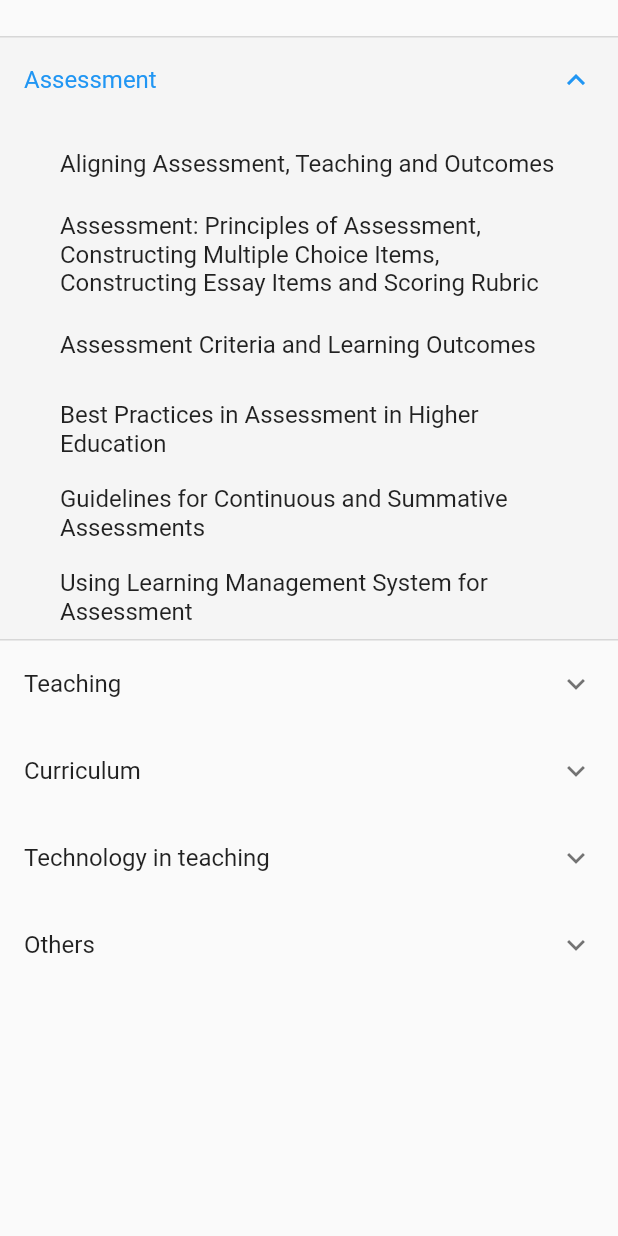
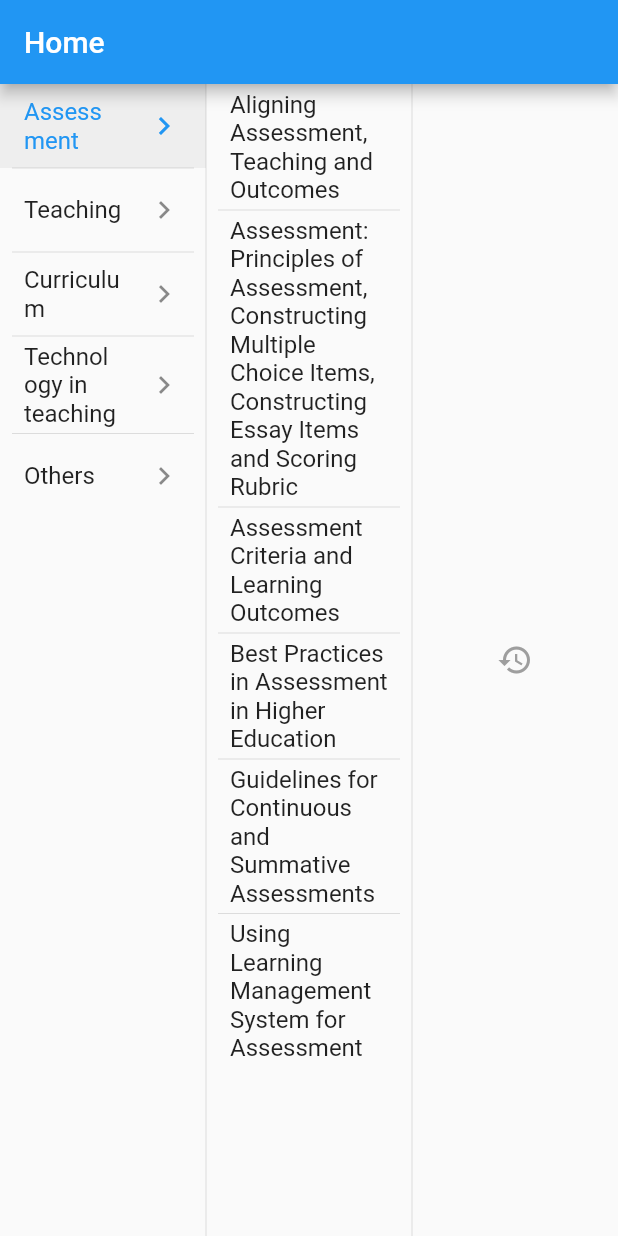
Before and after one commit to mickylarbi/desktop_layouts, a Flutter app: the screen it shows after launch, after a tap on "Assessment", on a phone screen of 412 x 824 dp. Run offline on Flutter 3.47's test engine with Material 2 defaults, Android fonts, the phone set to English and light mode, and no system bars.

Commit message:
feat: add expandable, pages and panes views

```diff
--- a/lib/main.dart
+++ b/lib/main.dart
@@ -1,49 +1,53 @@
 import 'package:flutter/material.dart';
-import 'package:new_app/items.dart';
+import 'package:new_app/views/expandable_view.dart';
+import 'package:new_app/views/pages_view.dart';
+import 'package:new_app/views/panes_view.dart';
 
 void main() {
   runApp(const MainApp());
 }
 
-class MainApp extends StatelessWidget {
+class MainApp extends StatefulWidget {
   const MainApp({super.key});
+
+  @override
+  State<MainApp> createState() => _MainAppState();
+}
+
+class _MainAppState extends State<MainApp> {
+  ValueNotifier<ViewMode> viewModeNotifier =
+      ValueNotifier<ViewMode>(ViewMode.panes);
 
   @override
   Widget build(BuildContext context) {
     return MaterialApp(
-      home: Scaffold(
-        body: ListView.builder(
-          padding: const EdgeInsets.symmetric(vertical: 24),
-          itemCount: items.length,
-          itemBuilder: (context, index) {
-            MapEntry<String, List> itemList = items.entries.toList()[index];
+      home: ValueListenableBuilder(
+        valueListenable: viewModeNotifier,
+        builder: (BuildContext context, dynamic value, Widget? child) {
+          if (value == ViewMode.expandable) {
+            return const ExpandableView();
+          }
 
-            return ExpansionTile(
-              backgroundColor: Colors.grey[100],
-              title: Text(itemList.key),
-              childrenPadding: const EdgeInsets.symmetric(horizontal: 24),
-              expandedCrossAxisAlignment: CrossAxisAlignment.start,
-              children: itemList.value
-                  .map(
-                    (e) => e is String
-                        ? ListTile(title: Text(e))
-                        : ExpansionTile(
-                            backgroundColor: Colors.grey[200],
-                            title: Text(e.key),
-                            childrenPadding:
-                                const EdgeInsets.symmetric(horizontal: 24),
-                            expandedCrossAxisAlignment:
-                                CrossAxisAlignment.start,
-                            children: (e.value as List<String>)
-                                .map((e0) => ListTile(title: Text(e0)))
-                                .toList(),
-                          ),
-                  )
-                  .toList(),
-            );
-          },
-        ),
+          if (value == ViewMode.pages) {
+            return const PagesView();
+          }
+
+          if (value == ViewMode.panes) {
+            return const PanesView();
+          }
+
+          return Container();
+        },
       ),
     );
   }
+
+  @override
+  void dispose() {
+    viewModeNotifier.dispose();
+
+    super.dispose();
+  }
 }
+
+enum ViewMode { expandable, pages, panes, dropdown }
--- /dev/null
+++ b/lib/views/panes_view.dart
@@ -0,0 +1,131 @@
+import 'package:flutter/material.dart';
+import 'package:new_app/items.dart';
+
+class PanesView extends StatefulWidget {
+  const PanesView({super.key});
+
+  @override
+  State<PanesView> createState() => _PanesViewState();
+}
+
+class _PanesViewState extends State<PanesView> {
+  int? selectedFirstPaneIndex;
+  int? selectedSecondPaneIndex;
+
+  @override
+  Widget build(BuildContext context) {
+    return Scaffold(
+      appBar: AppBar(title: const Text('Home')),
+      body: Row(
+        children: [
+          firstPane(),
+          const VerticalDivider(width: 0),
+          secondPane(),
+          const VerticalDivider(width: 0),
+          thirdPane(),
+        ],
+      ),
+    );
+  }
+
+  firstPane() {
+    return Expanded(
+      child: ListView.separated(
+        separatorBuilder: (context, index) => const Divider(
+          height: 0,
+          indent: 8,
+          endIndent: 8,
+        ),
+        itemCount: items.length,
+        itemBuilder: (context, index) {
+          MapEntry mapEntry = items.entries.toList()[index];
+
+          return ListTile(
+            title: Text(mapEntry.key),
+            selected: index == selectedFirstPaneIndex,
+            selectedTileColor: Colors.grey[200],
+            trailing: const Icon(Icons.chevron_right),
+            onTap: () {
+              selectedFirstPaneIndex = index;
+              selectedSecondPaneIndex = null;
+              setState(() {});
+            },
+          );
+        },
+      ),
+    );
+  }
+
+  secondPane() {
+    List currentList = [];
+    if (selectedFirstPaneIndex != null) {
+      currentList = items.entries.toList()[selectedFirstPaneIndex!].value;
+    }
+
+    return Expanded(
+      child: selectedFirstPaneIndex == null
+          ? const Center(child: Icon(Icons.history, color: Colors.grey))
+          : ListView.separated(
+              separatorBuilder: (context, index) => const Divider(
+                height: 0,
+                indent: 8,
+                endIndent: 8,
+              ),
+              itemCount: currentList.length,
+              itemBuilder: (context, index) {
+                dynamic currentItem = currentList[index];
+
+                return ListTile(
+                  title: Text(
+                      currentItem is String ? currentItem : currentItem.key),
+                  selected: index == selectedSecondPaneIndex,
+                  selectedTileColor: Colors.grey[200],
+                  trailing: currentItem is String
+                      ? null
+                      : const Icon(Icons.chevron_right),
+                  onTap: currentItem is String
+                      ? null
+                      : () {
+                          selectedSecondPaneIndex = index;
+                          setState(() {});
+
+                          print(selectedFirstPaneIndex);
+                          print(selectedSecondPaneIndex);
+                        },
+                );
+              },
+            ),
+    );
+  }
+
+  thirdPane() {
+    List currentList = [];
+    if (selectedFirstPaneIndex != null && selectedSecondPaneIndex != null) {
+      currentList = items.entries
+          .toList()[selectedFirstPaneIndex!]
+          .value[selectedSecondPaneIndex!]
+          .value;
+    }
+
+    return Expanded(
+      child: selectedFirstPaneIndex != null && selectedSecondPaneIndex != null
+          ? ListView.separated(
+              separatorBuilder: (context, index) => const Divider(
+                height: 0,
+                indent: 8,
+                endIndent: 8,
+              ),
+              itemCount: currentList.length,
+              itemBuilder: (context, index) {
+                dynamic currentItem = currentList[index];
+
+                return ListTile(
+                  title: Text(
+                      currentItem is String ? currentItem : currentItem.key),
+                );
+              },
+            )
+          : const Center(child: Icon(Icons.history, color: Colors.grey)),
+    );
+  }
+}
```
Also changed, not shown: lib/views/expandable_view.dart (added, +43 -0 lines), lib/views/pages_view.dart (added, +46 -0 lines).
